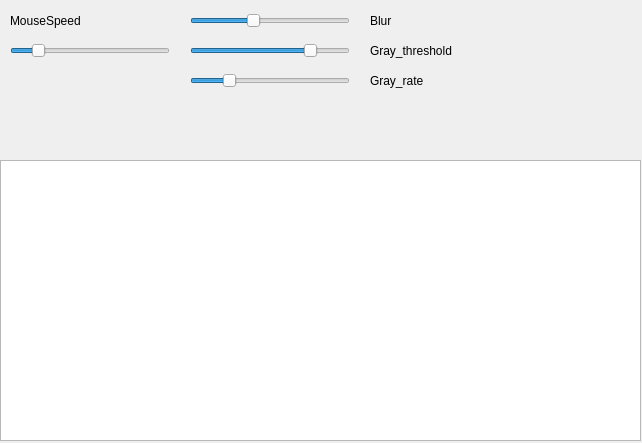
Qt form mainwindow.ui (HermitZHQ/QtOpenGL) before a commit.
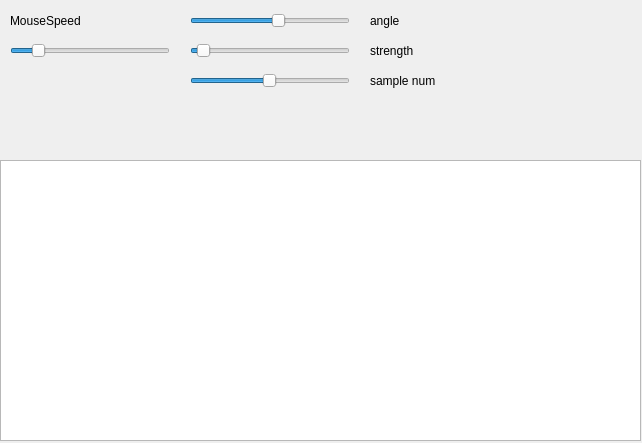
The same form after that commit.

Commit message: 方向模糊

The edit to the form file:
```diff
--- a/mainwindow.ui
+++ b/mainwindow.ui
@@ -69,7 +69,7 @@
      </rect>
     </property>
     <property name="text">
-     <string>Gray_threshold</string>
+     <string>strength</string>
     </property>
    </widget>
    <widget class="QSlider" name="slid_quant">
@@ -85,10 +85,10 @@
      <number>1</number>
     </property>
     <property name="maximum">
-     <number>10</number>
+     <number>100</number>
     </property>
     <property name="value">
-     <number>8</number>
+     <number>5</number>
     </property>
     <property name="orientation">
      <enum>Qt::Horizontal</enum>
@@ -107,10 +107,10 @@
      <number>1</number>
     </property>
     <property name="maximum">
-     <number>10</number>
+     <number>100</number>
     </property>
     <property name="value">
-     <number>3</number>
+     <number>50</number>
     </property>
     <property name="orientation">
      <enum>Qt::Horizontal</enum>
@@ -126,7 +126,7 @@
      </rect>
     </property>
     <property name="text">
-     <string>Gray_rate</string>
+     <string>sample num</string>
     </property>
    </widget>
    <widget class="QSlider" name="slid_blur">
@@ -139,10 +139,10 @@
      </rect>
     </property>
     <property name="minimum">
-     <number>10</number>
+     <number>1</number>
     </property>
     <property name="maximum">
-     <number>500</number>
+     <number>359</number>
     </property>
     <property name="value">
      <number>200</number>
@@ -161,7 +161,7 @@
      </rect>
     </property>
     <property name="text">
-     <string>Blur</string>
+     <string>angle</string>
     </property>
    </widget>
   </widget>
```
The commit also changes 2 other files.
